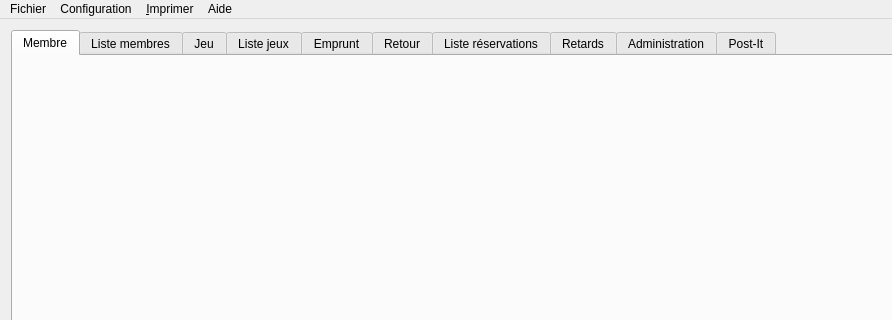
nivhg/ludopen, file f_mainwindow.ui: the form before one commit; both pictures show x 0 to 892 and y 0 to 320 of the 1024 by 768 pixel window.
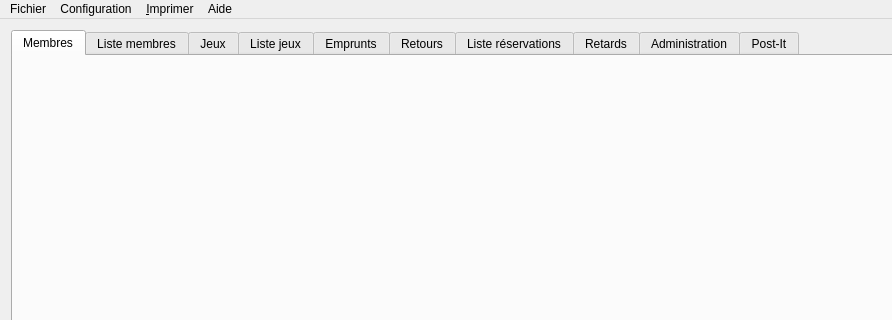
The form after the commit. The open tabs and pages were chosen to show the change. Icons and pictures are not drawn.

```diff
--- a/f_mainwindow.ui
+++ b/f_mainwindow.ui
@@ -67,7 +67,7 @@
         </iconset>
        </attribute>
        <attribute name="title">
-        <string>Membre</string>
+        <string>Membres</string>
        </attribute>
        <layout class="QGridLayout" name="gridLayout_3">
         <item row="0" column="0">
@@ -97,7 +97,7 @@
         </iconset>
        </attribute>
        <attribute name="title">
-        <string>Jeu</string>
+        <string>Jeux</string>
        </attribute>
        <layout class="QGridLayout" name="gridLayout_8">
         <item row="0" column="0">
@@ -127,7 +127,7 @@
         </iconset>
        </attribute>
        <attribute name="title">
-        <string>Emprunt</string>
+        <string>Emprunts</string>
        </attribute>
        <layout class="QGridLayout" name="gridLayout_5">
         <item row="0" column="0">
@@ -146,7 +146,7 @@
         </iconset>
        </attribute>
        <attribute name="title">
-        <string>Retour</string>
+        <string>Retours</string>
        </attribute>
        <layout class="QGridLayout" name="gridLayout_4">
         <item row="0" column="0">
```
Left out of the diff: 2 changed lines with no effect on the pictures.
